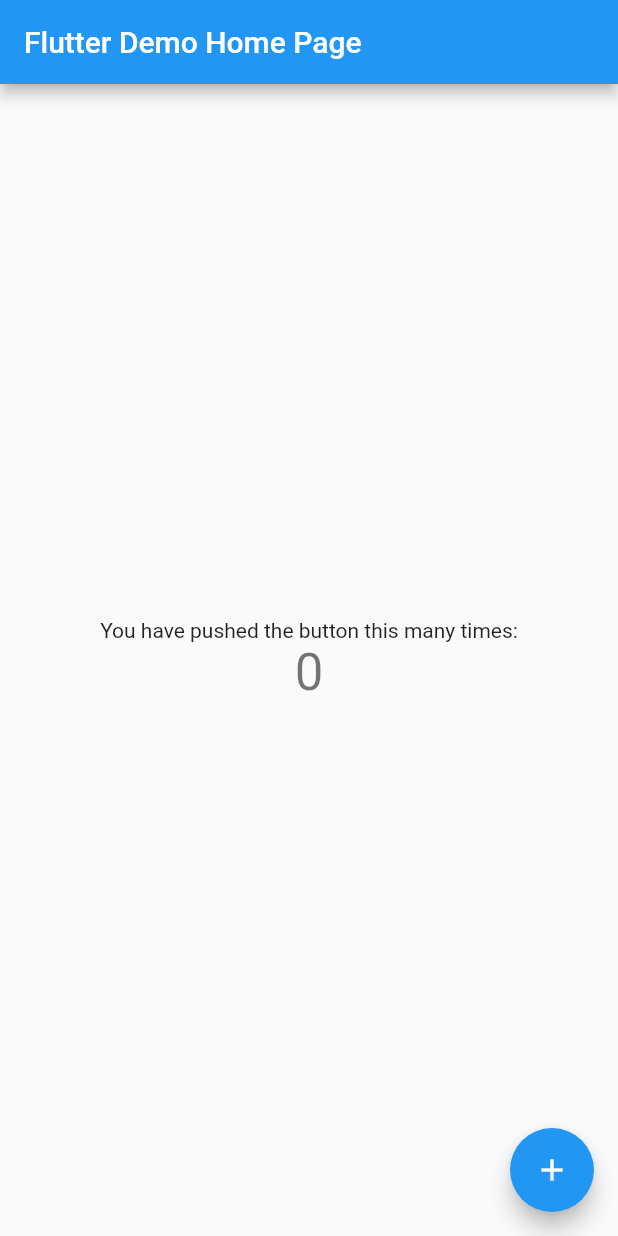
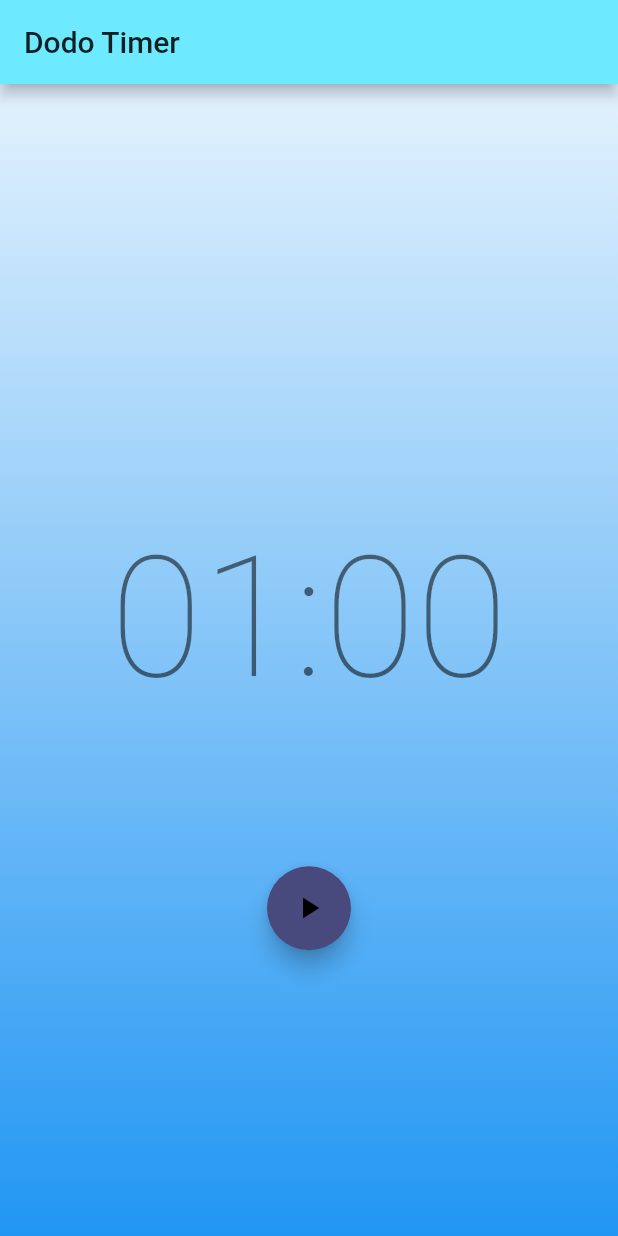
Before and after one commit to newu2012/DodoTimer, a Flutter app: the screen it shows after launch, on a phone screen of 412 x 824 dp. Run offline on Flutter 3.47's test engine with Material 2 defaults, Android fonts, the phone set to English and light mode, and no system bars; our stand-ins replace bloc, equatable, flutter_bloc.

Commit message:
feat: add timer UI

```diff
--- /dev/null
+++ b/lib/app.dart
@@ -0,0 +1,20 @@
+import 'package:flutter/material.dart';
+import 'package:dodo_timer/timer/timer.dart';
+
+class App extends StatelessWidget {
+  const App({Key? key}) : super(key: key);
+
+  @override
+  Widget build(BuildContext context) {
+    return MaterialApp(
+      title: 'Dodo Timer',
+      theme: ThemeData(
+        primaryColor: const Color.fromRGBO(109, 234, 255, 1),
+        colorScheme: const ColorScheme.light(
+          secondary: Color.fromRGBO(72, 74, 126, 1),
+        ),
+      ),
+      home: const TimerPage(),
+    );
+  }
+}
--- a/lib/main.dart
+++ b/lib/main.dart
@@ -1,115 +1,4 @@
 import 'package:flutter/material.dart';
+import 'package:dodo_timer/app.dart';
 
-void main() {
-  runApp(const MyApp());
-}
-
-class MyApp extends StatelessWidget {
-  const MyApp({Key? key}) : super(key: key);
-
-  // This widget is the root of your application.
-  @override
-  Widget build(BuildContext context) {
-    return MaterialApp(
-      title: 'Flutter Demo',
-      theme: ThemeData(
-        // This is the theme of your application.
-        //
-        // Try running your application with "flutter run". You'll see the
-        // application has a blue toolbar. Then, without quitting the app, try
-        // changing the primarySwatch below to Colors.green and then invoke
-        // "hot reload" (press "r" in the console where you ran "flutter run",
-        // or simply save your changes to "hot reload" in a Flutter IDE).
-        // Notice that the counter didn't reset back to zero; the application
-        // is not restarted.
-        primarySwatch: Colors.blue,
-      ),
-      home: const MyHomePage(title: 'Flutter Demo Home Page'),
-    );
-  }
-}
-
-class MyHomePage extends StatefulWidget {
-  const MyHomePage({Key? key, required this.title}) : super(key: key);
-
-  // This widget is the home page of your application. It is stateful, meaning
-  // that it has a State object (defined below) that contains fields that affect
-  // how it looks.
-
-  // This class is the configuration for the state. It holds the values (in this
-  // case the title) provided by the parent (in this case the App widget) and
-  // used by the build method of the State. Fields in a Widget subclass are
-  // always marked "final".
-
-  final String title;
-
-  @override
-  State<MyHomePage> createState() => _MyHomePageState();
-}
-
-class _MyHomePageState extends State<MyHomePage> {
-  int _counter = 0;
-
-  void _incrementCounter() {
-    setState(() {
-      // This call to setState tells the Flutter framework that something has
-      // changed in this State, which causes it to rerun the build method below
-      // so that the display can reflect the updated values. If we changed
-      // _counter without calling setState(), then the build method would not be
-      // called again, and so nothing would appear to happen.
-      _counter++;
-    });
-  }
-
-  @override
-  Widget build(BuildContext context) {
-    // This method is rerun every time setState is called, for instance as done
-    // by the _incrementCounter method above.
-    //
-    // The Flutter framework has been optimized to make rerunning build methods
-    // fast, so that you can just rebuild anything that needs updating rather
-    // than having to individually change instances of widgets.
-    return Scaffold(
-      appBar: AppBar(
-        // Here we take the value from the MyHomePage object that was created by
-        // the App.build method, and use it to set our appbar title.
-        title: Text(widget.title),
-      ),
-      body: Center(
-        // Center is a layout widget. It takes a single child and positions it
-        // in the middle of the parent.
-        child: Column(
-          // Column is also a layout widget. It takes a list of children and
-          // arranges them vertically. By default, it sizes itself to fit its
-          // children horizontally, and tries to be as tall as its parent.
-          //
-          // Invoke "debug painting" (press "p" in the console, choose the
-          // "Toggle Debug Paint" action from the Flutter Inspector in Android
-          // Studio, or the "Toggle Debug Paint" command in Visual Studio Code)
-          // to see the wireframe for each widget.
-          //
-          // Column has various properties to control how it sizes itself and
-          // how it positions its children. Here we use mainAxisAlignment to
-          // center the children vertically; the main axis here is the vertical
-          // axis because Columns are vertical (the cross axis would be
-          // horizontal).
-          mainAxisAlignment: MainAxisAlignment.center,
-          children: <Widget>[
-            const Text(
-              'You have pushed the button this many times:',
-            ),
-            Text(
-              '$_counter',
-              style: Theme.of(context).textTheme.headline4,
-            ),
-          ],
-        ),
-      ),
-      floatingActionButton: FloatingActionButton(
-        onPressed: _incrementCounter,
-        tooltip: 'Increment',
-        child: const Icon(Icons.add),
-      ), // This trailing comma makes auto-formatting nicer for build methods.
-    );
-  }
-}
+void main() => runApp(const App());
--- /dev/null
+++ b/lib/timer/timer.dart
@@ -0,0 +1,2 @@
+export 'bloc/timer_bloc.dart';
+export 'view/timer_page.dart';
--- /dev/null
+++ b/lib/timer/view/timer_page.dart
@@ -0,0 +1,132 @@
+import 'package:flutter/material.dart';
+import 'package:flutter_bloc/flutter_bloc.dart';
+import 'package:dodo_timer/ticker.dart';
+import 'package:dodo_timer/timer/timer.dart';
+
+class TimerPage extends StatelessWidget {
+  const TimerPage({Key? key}) : super(key: key);
+  @override
+  Widget build(BuildContext context) {
+    return BlocProvider(
+      create: (_) => TimerBloc(ticker: const Ticker()),
+      child: const TimerView(),
+    );
+  }
+}
+
+class TimerView extends StatelessWidget {
+  const TimerView({Key? key}) : super(key: key);
+  @override
+  Widget build(BuildContext context) {
+    return Scaffold(
+      appBar: AppBar(title: const Text('Dodo Timer')),
+      body: Stack(
+        children: [
+          const Background(),
+          Column(
+            mainAxisAlignment: MainAxisAlignment.center,
+            crossAxisAlignment: CrossAxisAlignment.center,
+            children: const <Widget>[
+              Padding(
+                padding: EdgeInsets.symmetric(vertical: 100.0),
+                child: Center(child: TimerText()),
+              ),
+              Actions(),
+            ],
+          ),
+        ],
+      ),
+    );
+  }
+}
+
+class TimerText extends StatelessWidget {
+  const TimerText({Key? key}) : super(key: key);
+  @override
+  Widget build(BuildContext context) {
+    final duration = context.select((TimerBloc bloc) => bloc.state.duration);
+    final minutesStr =
+        ((duration / 60) % 60).floor().toString().padLeft(2, '0');
+    final secondsStr = (duration % 60).floor().toString().padLeft(2, '0');
+
+    return Text(
+      '$minutesStr:$secondsStr',
+      style: Theme.of(context).textTheme.headline1,
+    );
+  }
+}
+
+class Actions extends StatelessWidget {
+  const Actions({Key? key}) : super(key: key);
+  @override
+  Widget build(BuildContext context) {
+    return BlocBuilder<TimerBloc, TimerState>(
+      buildWhen: (prev, state) => prev.runtimeType != state.runtimeType,
+      builder: (context, state) {
+        return Row(
+          mainAxisAlignment: MainAxisAlignment.spaceEvenly,
+          children: [
+            if (state is TimerInitial) ...[
+              FloatingActionButton(
+                child: const Icon(Icons.play_arrow),
+                onPressed: () => context
+                    .read<TimerBloc>()
+                    .add(TimerStarted(duration: state.duration)),
+              ),
+            ],
+            if (state is TimerRunInProgress) ...[
+              FloatingActionButton(
+                child: const Icon(Icons.pause),
+                onPressed: () =>
+                    context.read<TimerBloc>().add(const TimerPaused()),
+              ),
+              FloatingActionButton(
+                child: const Icon(Icons.replay),
+                onPressed: () =>
+                    context.read<TimerBloc>().add(const TimerReset()),
+              ),
+            ],
+            if (state is TimerRunPause) ...[
+              FloatingActionButton(
+                child: const Icon(Icons.play_arrow),
+                onPressed: () =>
+                    context.read<TimerBloc>().add(const TimerResumed()),
+              ),
+              FloatingActionButton(
+                child: const Icon(Icons.replay),
+                onPressed: () =>
+                    context.read<TimerBloc>().add(const TimerReset()),
+              ),
+            ],
+            if (state is TimerRunComplete) ...[
+              FloatingActionButton(
+                child: const Icon(Icons.replay),
+                onPressed: () =>
+                    context.read<TimerBloc>().add(const TimerReset()),
+              ),
+            ],
+          ],
+        );
+      },
+    );
+  }
+}
+
+class Background extends StatelessWidget {
+  const Background({Key? key}) : super(key: key);
+  @override
+  Widget build(BuildContext context) {
+    return Container(
+      decoration: BoxDecoration(
+        gradient: LinearGradient(
+          begin: Alignment.topCenter,
+          end: Alignment.bottomCenter,
+          colors: [
+            Colors.blue.shade50,
+            Colors.blue.shade500,
+          ],
+        ),
+      ),
+    );
+  }
+}
```
Also changed, not shown: lib/timer/bloc/timer_bloc.dart (renamed from lib/bloc/timer_bloc.dart), lib/timer/bloc/timer_event.dart (renamed from lib/bloc/timer_event.dart), lib/timer/bloc/timer_state.dart (renamed from lib/bloc/timer_state.dart), 1 other file.
